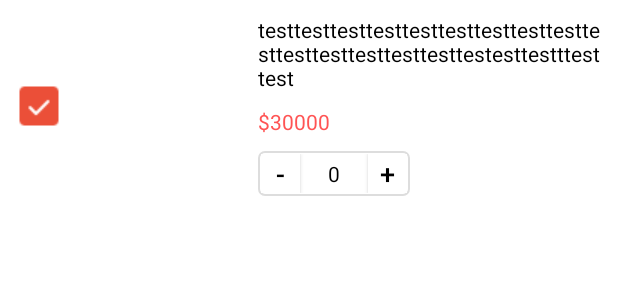
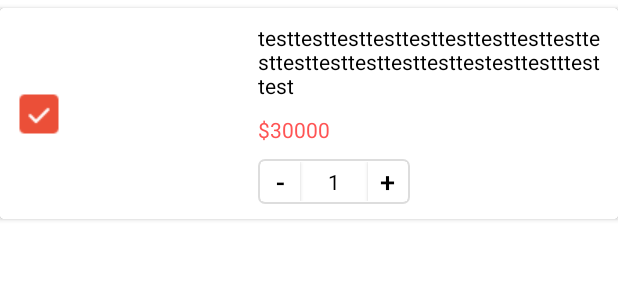
Before and after one commit to heiheiyuan/RookieStore, an Android app: the layout template_cart.xml on its own in the app's theme, with its tools: preview values and no code run, on a phone screen of 412 x 824 dp. Shown: the top 300 px of the screen. Run offline under Robolectric (Android 15) with nearby library versions, the phone set to English and light mode, and no system bars; plain views replace SimpleDraweeView.

Commit message:
Encountered a bug which I can not solve it currently

```diff
--- a/app/src/main/java/com/snaillemon/rookiestore/bean/ShoppingCart.java
+++ b/app/src/main/java/com/snaillemon/rookiestore/bean/ShoppingCart.java
@@ -7,8 +7,8 @@ import java.io.Serializable;
  */
 
 public class ShoppingCart extends Wares implements Serializable {
-    int count;
-    boolean isChecked = true;
+    private int count;
+    private boolean isChecked = true;
 
     public int getCount() {
         return count;
--- a/app/src/main/java/com/snaillemon/rookiestore/fragment/HotFragment.java
+++ b/app/src/main/java/com/snaillemon/rookiestore/fragment/HotFragment.java
@@ -65,7 +65,7 @@ public class HotFragment extends BaseFragment implements Pager.OnPageListener<Wa
         mRecyclerView.setAdapter(mAdapter);
         mRecyclerView.setLayoutManager(new LinearLayoutManager(getContext()));
         mRecyclerView.setItemAnimator(new DefaultItemAnimator());
-        //        mRecyclerView.addItemDecoration(new DividerItemDecoration(getContext(),DividerItemDecoration.VERTICAL_LIST));
+        //mRecyclerView.addItemDecoration(new DividerItemDecoration(getContext(),DividerItemDecoration.VERTICAL_LIST));
     }
 
     @Override
--- a/app/src/main/java/com/snaillemon/rookiestore/utils/JSONUtil.java
+++ b/app/src/main/java/com/snaillemon/rookiestore/utils/JSONUtil.java
@@ -4,8 +4,6 @@ import com.google.gson.Gson;
 import com.google.gson.GsonBuilder;
 
 import java.lang.reflect.Type;
-
-import static android.icu.lang.UCharacter.GraphemeClusterBreak.T;
 
 /**
  * Created by GoodBoy on 10/7/2016.
--- a/app/src/main/java/com/snaillemon/rookiestore/widget/NumberAddSubView.java
+++ b/app/src/main/java/com/snaillemon/rookiestore/widget/NumberAddSubView.java
@@ -24,7 +24,7 @@ public class NumberAddSubView extends LinearLayout implements View.OnClickListen
     private TextView mWaresNumTv;
     private int value = 1;
     private int minValue = 1;
-    private int maxValue;
+    private int maxValue = 100;
     private OnButtonClickListener mListener;
 
     public NumberAddSubView(Context context) {
@@ -42,10 +42,10 @@ public class NumberAddSubView extends LinearLayout implements View.OnClickListen
         if (attrs != null) {
             //get and set custom attribute
             TintTypedArray a = TintTypedArray.obtainStyledAttributes(context,attrs,R.styleable.NumberAddSubView,defStyleAttr,0);
-            value = a.getInt(R.styleable.NumberAddSubView_value, 0);
+            value = a.getInt(R.styleable.NumberAddSubView_value, 1);
             setValue(value);
             mWaresNumTv.setText(String.valueOf(value));
-            maxValue = a.getInt(R.styleable.NumberAddSubView_maxValue,0);
+            maxValue = a.getInt(R.styleable.NumberAddSubView_maxValue,maxValue);
             setMaxValue(maxValue);
             minValue = a.getInt(R.styleable.NumberAddSubView_minValue,0);
             setMinValue(minValue);
--- a/app/src/main/java/com/snaillemon/rookiestore/widget/SlToolbar.java
+++ b/app/src/main/java/com/snaillemon/rookiestore/widget/SlToolbar.java
@@ -89,9 +89,9 @@ public class SlToolbar extends Toolbar {
             addView(mView,lp);
         }
     }
-    public  void setRightButtonOnClickListener(OnClickListener li){
+    public  void setRightButtonOnClickListener(OnClickListener listener){
 
-        mRightButton.setOnClickListener(li);
+        mRightButton.setOnClickListener(listener);
     }
     public Button getRightButton(){
 
--- a/app/src/main/res/layout/template_cart.xml
+++ b/app/src/main/res/layout/template_cart.xml
@@ -1,9 +1,16 @@
 <?xml version="1.0" encoding="utf-8"?>
-<LinearLayout xmlns:android="http://schemas.android.com/apk/res/android"
+<android.support.v7.widget.CardView
+    xmlns:android="http://schemas.android.com/apk/res/android"
     xmlns:app="http://schemas.android.com/apk/res-auto"
+    android:layout_width="match_parent"
+    android:layout_height="wrap_content"
+    android:background="@color/white"
+    android:layout_marginTop="5dp">
+    <LinearLayout
+        android:layout_width="match_parent"
+        android:layout_height="wrap_content"
         android:orientation="horizontal"
-    android:layout_width="match_parent"
-    android:layout_height="wrap_content">
+        android:background="@color/white">
         <CheckBox
             android:id="@+id/item_ware_checkbox"
             android:layout_width="wrap_content"
@@ -48,3 +55,4 @@
                 app:minValue="1"/>
         </LinearLayout>
     </LinearLayout>
+</android.support.v7.widget.CardView>
--- a/app/src/main/res/values/styles.xml
+++ b/app/src/main/res/values/styles.xml
@@ -81,11 +81,11 @@
     </style>
     <style name="ware_title">
         <item name="android:textColor">@color/gray</item>
-        <item name="android:textSize">14sp</item>
+        <item name="android:textSize">12sp</item>
         <item name="android:maxLines">3</item>
     </style>
     <style name="ware_price">
         <item name="android:textColor">@color/crimson</item>
-        <item name="android:textSize">18sp</item>
+        <item name="android:textSize">16sp</item>
     </style>
 </resources>
```
Also changed, not shown: app/src/main/java/com/snaillemon/rookiestore/MainActivity.java (+22 -1 lines), app/src/main/java/com/snaillemon/rookiestore/adapter/CartAdapter.java (+17 -2 lines), app/src/main/java/com/snaillemon/rookiestore/adapter/HWAdpater.java (+9 -4 lines), app/src/main/java/com/snaillemon/rookiestore/fragment/CartFragment.java (+46 -15 lines), app/src/main/java/com/snaillemon/rookiestore/utils/CartProvider.java (+25 -9 lines), app/src/main/res/layout/template_cate_right.xml (+5 -7 lines). Lines whose indentation alone changed are shown as unchanged.
